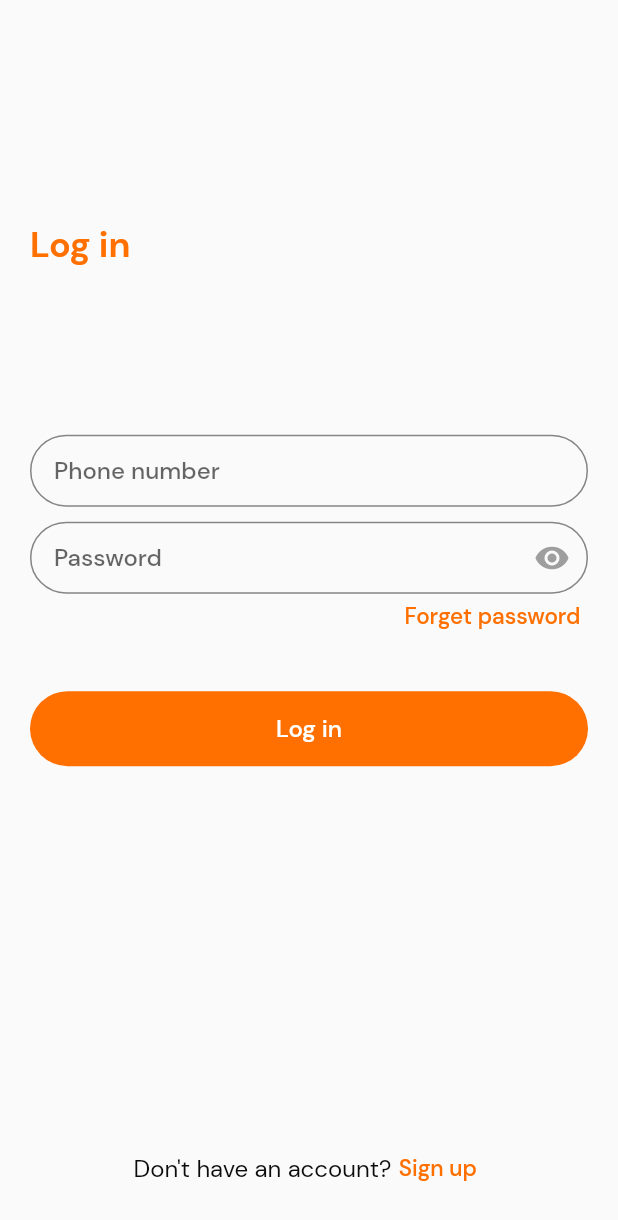
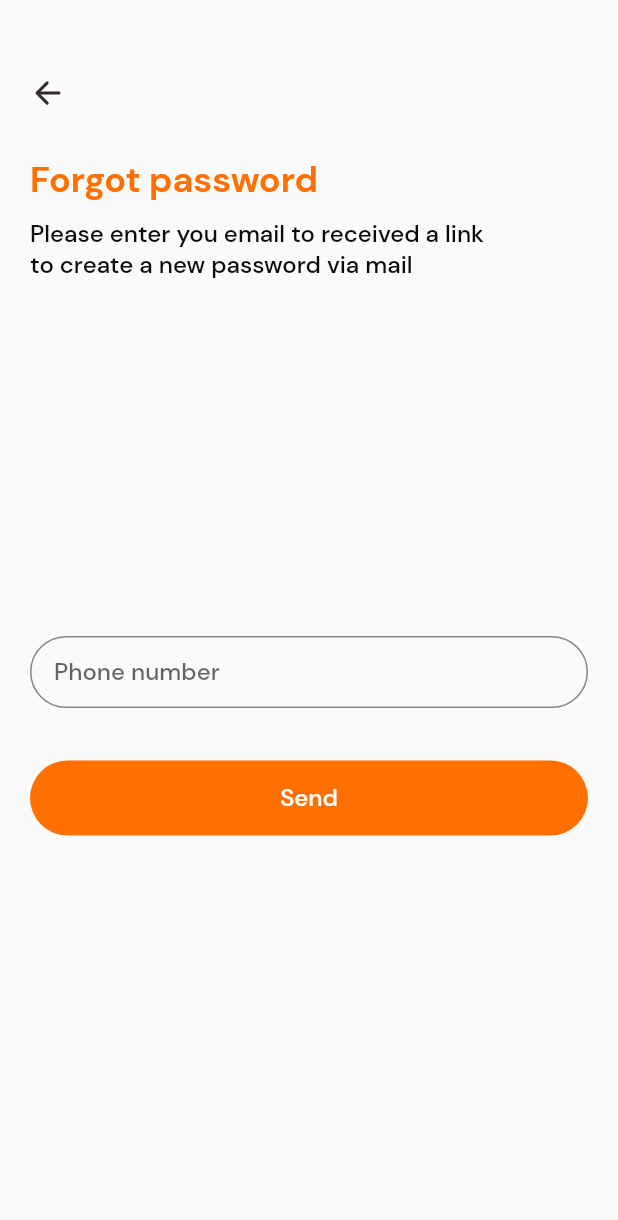
Before and after one commit to Mustakimmokter/Flutter_Food_Factory, a Flutter app: the LogInScreen screen opened by its route, after a tap on "Forget password", on a phone screen of 412 x 824 dp. Shown: the top 1220 px of the screen. Run offline on Flutter 3.47's test engine with Material 2 defaults, Android fonts, the phone set to English and light mode, and no system bars; our stand-ins replace flutter_svg, pin_code_fields.

Commit message:
Completed Forget Password and OTP Verificaion Screen

```diff
--- /dev/null
+++ b/lib/features/auth/forget_password/ui/component/back_button_and_header.dart
@@ -0,0 +1,51 @@
+import 'package:flutter/material.dart';
+import 'package:food_factory/shared/widgets/index.dart';
+import 'package:food_factory/shared/utils/index.dart';
+
+class BackButtonAndHeader extends StatelessWidget {
+  const BackButtonAndHeader({Key? key, required this.back}) : super(key: key);
+
+  final VoidCallback back;
+
+  @override
+  Widget build(BuildContext context) {
+    return Column(
+      children: [
+        Align(
+          alignment: Alignment.topLeft,
+          child: CustomIconButton(
+            padding: 0,
+            icon: 'icons/back_arrow.svg',
+            onTap: back,
+          ),
+        ),
+        const SizedBox(
+          height: 30,
+        ),
+         Align(
+          alignment: Alignment.topLeft,
+          child: Column(
+            crossAxisAlignment: CrossAxisAlignment.start,
+            children: const [
+              CustomText(
+                text: 'Forgot password',
+                fontWeight: FontWeight.w700,
+                align: TextAlign.left,
+                size: headerFontSize,
+                color: primaryBrandColor,
+              ),
+              SizedBox(height: 10),
+              CustomText(
+                text: 'Please enter you email to received a link\nto create a new password via mail',
+                align: TextAlign.start,
+              ),
+              SizedBox(height: 10),
+
+
+            ],
+          ),
+        ),
+      ],
+    );
+  }
+}
--- /dev/null
+++ b/lib/features/auth/forget_password/ui/component/index.dart
@@ -0,0 +1 @@
+export 'back_button_and_header.dart';
--- /dev/null
+++ b/lib/features/auth/forget_password/ui/screen/forget_screen.dart
@@ -0,0 +1,58 @@
+import 'package:flutter/material.dart';
+import 'package:food_factory/features/auth/forget_password/ui/component/index.dart';
+import 'package:food_factory/shared/infrastructure/index.dart';
+import 'package:food_factory/shared/utils/index.dart';
+import 'package:food_factory/shared/widgets/index.dart';
+
+class ForgetPasswordScreen extends StatelessWidget {
+  ForgetPasswordScreen({Key? key}) : super(key: key);
+
+  final TextEditingController nameCTLR = TextEditingController();
+  final TextEditingController phoneCTLR = TextEditingController();
+  final TextEditingController passwordCTLR = TextEditingController();
+
+  @override
+  Widget build(BuildContext context) {
+    SizeUtils().init(context);
+    return Scaffold(
+      //resizeToAvoidBottomInset: false,
+      body: Padding(
+        padding: const EdgeInsets.only(left: 20,right: 20,bottom: bottomPadding,top: topPadding),
+        child: Column(
+          mainAxisAlignment: MainAxisAlignment.spaceBetween,
+          children: [
+            BackButtonAndHeader(
+              back: (){
+                Navigator.pop(context);
+              },
+            ),
+            SingleChildScrollView(
+             reverse: true,
+              child: Column(
+                mainAxisAlignment: MainAxisAlignment.center,
+                children: [
+                  CustomTextField(
+                    controller: phoneCTLR,
+                    hintText: 'Phone number',
+                    onChanged: (phn){
+                      phn = phoneCTLR.text;
+                    },
+                  ),
+                  const SizedBox(height: 35),
+                  FooterButton(
+                    onTap: (){
+                      Navigator.pushNamed(context, AppRoute.otpScreen);
+                    },
+                    title: 'Send',
+                  ),
+                  const SizedBox(height: 10),
+                ],
+              ),
+            ),
+            const SizedBox(),
+          ],
+        ),
+      ),
+    );
+  }
+}
--- a/lib/features/auth/log_in/log_in.dart
+++ b/lib/features/auth/log_in/log_in.dart
@@ -58,7 +58,9 @@ class LogInScreen extends StatelessWidget {
                       Align(
                         alignment: Alignment.bottomRight,
                         child: CustomTextButton(
-                          onTap: (){},
+                          onTap: (){
+                            Navigator.pushNamed(context, AppRoute.forgetPasswordScreen);
+                          },
                           title: 'Forget password',
                         ),
                       ),
--- /dev/null
+++ b/lib/features/auth/otp/ui/component/index.dart
@@ -0,0 +1,2 @@
+export 'back_and_header.dart';
+export 'otp_field.dart';
--- a/lib/features/on_board_screen/ui/screens/screen_one.dart
+++ b/lib/features/on_board_screen/ui/screens/screen_one.dart
@@ -8,7 +8,9 @@ class OnBoardScreenOne extends StatelessWidget {
   Widget build(BuildContext context) {
     return Scaffold(
       body: OnboardBody(
-        skip: (){},
+        skip: (){
+          Navigator.pushNamedAndRemoveUntil(context, AppRoute.logInScreen, (route) => false);
+        },
         header: 'Find your favorite food\nfrom top restaurants',
         next: (){
           Navigator.pushNamedAndRemoveUntil(context, AppRoute.onboardTwo, (route) => false);
--- a/lib/features/on_board_screen/ui/screens/screen_three.dart
+++ b/lib/features/on_board_screen/ui/screens/screen_three.dart
@@ -9,7 +9,9 @@ class OnBoardScreenThree extends StatelessWidget {
   Widget build(BuildContext context) {
     return Scaffold(
       body: OnboardBody(
-        skip: (){},
+        skip: (){
+          Navigator.pushNamedAndRemoveUntil(context, AppRoute.logInScreen, (route) => false);
+        },
         header: 'Enjoy delicious foods\n and have fun',
         next: (){
           Navigator.pushNamedAndRemoveUntil(context, AppRoute.logInScreen, (route) => false);
--- a/lib/features/on_board_screen/ui/screens/screen_two.dart
+++ b/lib/features/on_board_screen/ui/screens/screen_two.dart
@@ -9,7 +9,9 @@ class OnBoardScreenTwo extends StatelessWidget {
   Widget build(BuildContext context) {
     return Scaffold(
       body: OnboardBody(
-        skip: (){},
+        skip: (){
+          Navigator.pushNamedAndRemoveUntil(context, AppRoute.logInScreen, (route) => false);
+        },
         header: 'Get fastest delivery\nat your door step',
         next: (){
           Navigator.pushNamedAndRemoveUntil(context, AppRoute.onboardThree, (route) => false);
--- a/lib/shared/infrastructure/app_route.dart
+++ b/lib/shared/infrastructure/app_route.dart
@@ -1,5 +1,7 @@
 import 'package:flutter/material.dart';
+import 'package:food_factory/features/auth/forget_password/ui/screen/forget_screen.dart';
 import 'package:food_factory/features/auth/log_in/log_in.dart';
+import 'package:food_factory/features/auth/otp/ui/otp_screen.dart';
 import 'package:food_factory/features/auth/sign_up/ui/screen/sign_up_screen.dart';
 import 'package:food_factory/features/on_board_screen/ui/screens/screen_one.dart';
 import 'package:food_factory/features/on_board_screen/ui/screens/screen_three.dart';
@@ -13,6 +15,8 @@ class AppRoute {
   static const String onboardThree = '/onboardScreenThree';
   static const String logInScreen = '/logInScreen';
   static const String signUpScreen = '/signUpScreen';
+  static const String forgetPasswordScreen = '/ForgetPasswordScreen';
+  static const String otpScreen = '/OTPScreen';
 
   static Route<dynamic> onGenerateRoute(RouteSettings settings){
 
@@ -27,6 +31,10 @@ class AppRoute {
         return CustomPageTransition.pageTransition(child: LogInScreen(),settings: settings);
       case signUpScreen:
         return CustomPageTransition.pageTransition(child: SignUpScreen(),settings: settings);
+      case forgetPasswordScreen:
+        return CustomPageTransition.pageTransition(child: ForgetPasswordScreen(),settings: settings);
+      case otpScreen:
+        return CustomPageTransition.pageTransition(child: OTPScreen(),settings: settings);
 
       // Default Route
       default:
--- a/pubspec.yaml
+++ b/pubspec.yaml
@@ -17,6 +17,7 @@ dependencies:
 
   cupertino_icons: ^1.0.2
   flutter_svg: ^1.1.6
+  pin_code_fields: ^7.4.0
 
 
 
```
Also changed, not shown: lib/features/auth/otp/ui/component/back_and_header.dart (added, +53 -0 lines), lib/features/auth/otp/ui/component/otp_field.dart (added, +50 -0 lines), lib/features/auth/otp/ui/otp_screen.dart (added, +50 -0 lines), pubspec.lock.
